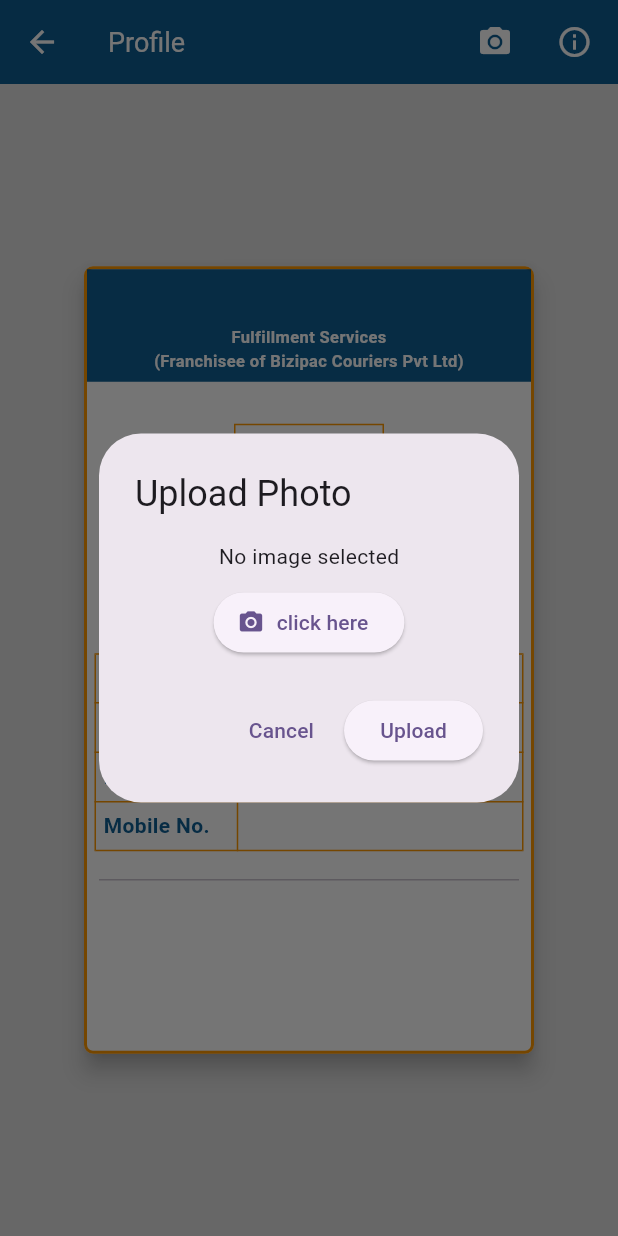
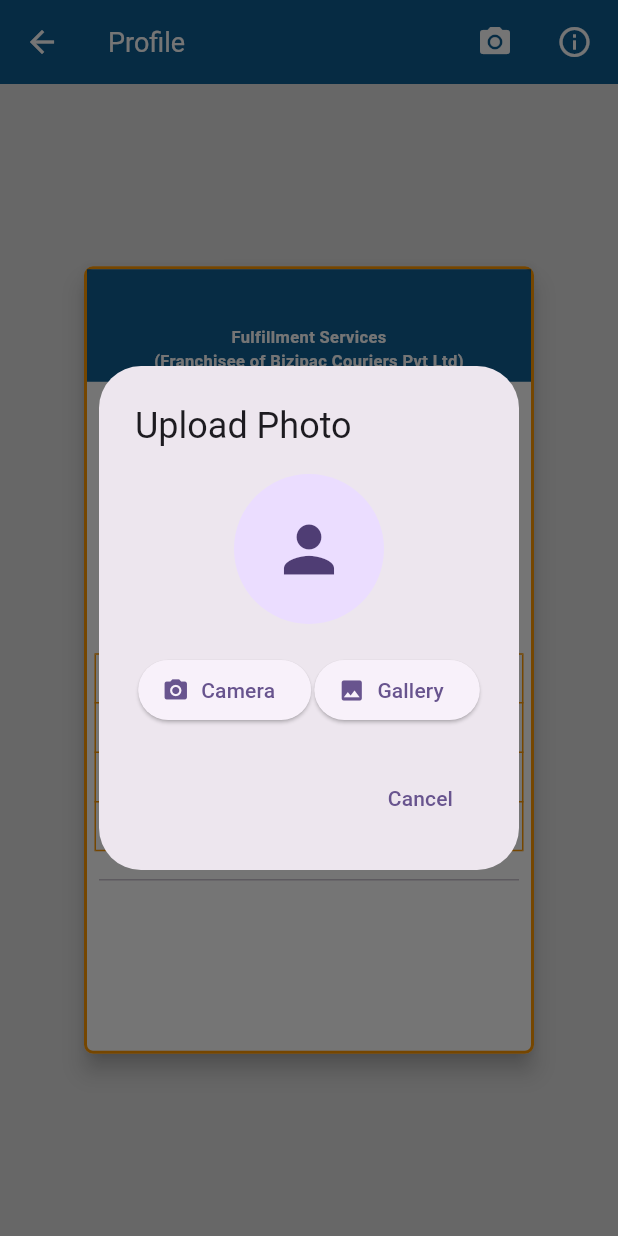
Before and after one commit to CodeWithShubham02/peckme-new, a Flutter app: the ProfileScreen screen opened directly, after a tap on the "photo camera" icon, on a phone screen of 412 x 824 dp. Run offline on Flutter 3.47's test engine with Material 3 defaults, Android fonts, the phone set to English and light mode, and no system bars; our stand-ins replace cloud_firestore, connectivity_plus, device_info_plus, firebase_core, firebase_messaging, flutter_easyloading and 18 more; missing offline and left inert: android_intent_plus, app_settings, aws_s3_api, crop_your_image, encrypt, flutter_phone_direct_caller and 1 more; accounts and stored records are empty; network calls fail; statements that could not run were skipped; key blocks and very long unbroken strings in the code were emptied for the run.

Commit message:
Add files via upload

```diff
--- a/lib/view/profile_screen.dart
+++ b/lib/view/profile_screen.dart
@@ -43,6 +43,7 @@ class _ProfileScreenState extends State<ProfileScreen> {
       profile = prefs.getString('image') ?? '';
       address = prefs.getString('address') ?? '';
     });
+    fetchUserImage();
   }
 
   @override
@@ -53,6 +54,36 @@ class _ProfileScreenState extends State<ProfileScreen> {
     print("-----");
     print(profile);
     print(company_name);
+  }
+
+  Future<void> fetchUserImage() async {
+    try {
+      var response = await http.post(
+        Uri.parse("https://fms.bizipac.com/apinew/ws_new/get_user_image.php"),
+        body: {"uid": uid},
+      );
+
+      print(response.body);
+
+      var data = jsonDecode(response.body);
+
+      if (data['success'] == 1) {
+        String imageUrl = data['avatar'];
+
+        setState(() {
+          profile = imageUrl;
+        });
+
+        // Save latest image locally
+        final SharedPreferences prefs = await SharedPreferences.getInstance();
+
+        await prefs.setString('image', imageUrl);
+
+        print("Profile Updated");
+      }
+    } catch (e) {
+      print("Fetch Image Error: $e");
+    }
   }
 
   String formatRoleName(String text) {
@@ -99,17 +130,34 @@ class _ProfileScreenState extends State<ProfileScreen> {
               content: Column(
                 mainAxisSize: MainAxisSize.min,
                 children: [
+                  // Preview
                   _image != null
-                      ? Image.file(_image!, height: 150)
-                      : const Text("No image selected"),
+                      ? ClipRRect(
+                          borderRadius: BorderRadius.circular(12),
+                          child: Image.file(
+                            _image!,
+                            height: 150,
+                            width: 150,
+                            fit: BoxFit.cover,
+                          ),
+                        )
+                      : const CircleAvatar(
+                          radius: 50,
+                          child: Icon(Icons.person, size: 50),
+                        ),
 
-                  const SizedBox(height: 10),
+                  const SizedBox(height: 20),
 
+                  Row(
+                    mainAxisAlignment: MainAxisAlignment.spaceEvenly,
+                    children: [
+                      // Camera Button
                       ElevatedButton.icon(
                         icon: const Icon(Icons.camera_alt),
-                    label: const Text("click here"),
+                        label: const Text("Camera"),
                         onPressed: () async {
                           final picker = ImagePicker();
+
                           final pickedFile = await picker.pickImage(
                             source: ImageSource.camera,
                             imageQuality: 70,
@@ -122,14 +170,45 @@ class _ProfileScreenState extends State<ProfileScreen> {
                           }
                         },
                       ),
+
+                      // Gallery Button
+                      ElevatedButton.icon(
+                        icon: const Icon(Icons.photo),
+                        label: const Text("Gallery"),
+                        onPressed: () async {
+                          final picker = ImagePicker();
+
+                          final pickedFile = await picker.pickImage(
+                            source: ImageSource.gallery,
+                            imageQuality: 70,
+                          );
+
+                          if (pickedFile != null) {
+                            setState(() {
+                              _image = File(pickedFile.path);
+                            });
+                          }
+                        },
+                      ),
+                    ],
+                  ),
                 ],
               ),
               actions: [
                 TextButton(
-                  onPressed: () => Navigator.pop(context),
+                  onPressed: () {
+                    setState(() {
+                      _image = null;
+                    });
+
+                    Navigator.pop(context);
+                  },
                   child: const Text("Cancel"),
                 ),
-                ElevatedButton(
+
+                _image == null
+                    ? const SizedBox.shrink()
+                    : ElevatedButton(
                         onPressed: () {
                           if (_image != null) {
                             _uploadImage(_image!);
@@ -152,6 +231,7 @@ class _ProfileScreenState extends State<ProfileScreen> {
       // 1. Convert to bytes
       Uint8List bytes = (await imageFile.readAsBytes());
 
+      print("Image Size: ${bytes.lengthInBytes / 1024} KB");
       // 2. Generate file name
       String fileName =
           "user_${uid}_${DateTime.now().millisecondsSinceEpoch}.jpg";
@@ -203,6 +283,8 @@ class _ProfileScreenState extends State<ProfileScreen> {
       bucket: bucket,
       key: objectKey,
       contentType: 'image/jpeg',
+      body: imageBytes,
+      acl: ObjectCannedACL.publicRead,
     );
 
     return "https://$bucket.s3.$region.amazonaws.com/$objectKey";
@@ -238,7 +320,7 @@ class _ProfileScreenState extends State<ProfileScreen> {
         // ✅ Show success snackbar
         Get.snackbar(
           "Profile image updated ✅.",
-          " Please re-login. ",
+          "Check your profile screen",
           icon: Image.asset("assets/logo/cmp_logo.png", height: 30, width: 30),
           shouldIconPulse: true,
           backgroundColor: AppConstant.snackBackColor,
@@ -357,14 +439,28 @@ class _ProfileScreenState extends State<ProfileScreen> {
                     height: 120,
                     decoration: BoxDecoration(
                       border: Border.all(color: AppConstant.borderColor),
-                      image: DecorationImage(
-                        image: profile!.startsWith('http')
-                            ? NetworkImage(profile!)
-                            : AssetImage(profile!) as ImageProvider,
-                        // cast needed
+                      color: Colors.grey.shade200,
+                      borderRadius: BorderRadius.circular(16),
+                      image:
+                          profile != null &&
+                              profile!.isNotEmpty &&
+                              profile!.startsWith('http')
+                          ? DecorationImage(
+                              image: NetworkImage(profile!),
                               fit: BoxFit.cover,
+                            )
+                          : null,
                     ),
+
+                    child: profile == null || profile!.isEmpty
+                        ? const Center(
+                            child: Icon(
+                              Icons.person,
+                              size: 50,
+                              color: Colors.grey,
                             ),
+                          )
+                        : null,
                   ),
                 ),
                 SizedBox(height: 20),
```
Also changed, not shown: lib/view/lead_detail_screen.dart (+26 -52 lines). Lines whose indentation alone changed are shown as unchanged.
